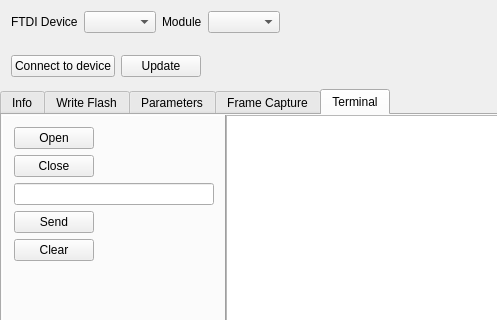
Before: the Qt Designer form FTDIDeviceControl/ftdidevicecontrol.ui in dzenmaster/FTDIDeviceControl, drawn with Qt 5; both pictures show x 0 to 497 and y 0 to 320 of the 719 by 514 pixel window.
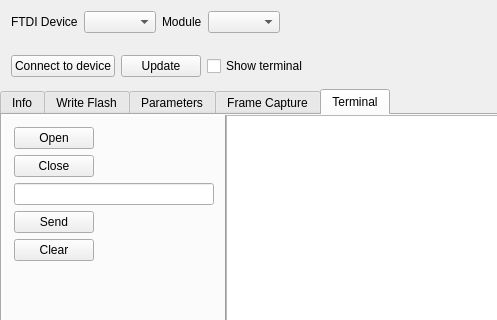
After: the same form once the commit is applied. The open tabs and pages were chosen to show the change. Icons and pictures are not drawn.

Commit message: Show/Hide Terminal

Diff of the .ui file:
```diff
--- a/FTDIDeviceControl/ftdidevicecontrol.ui
+++ b/FTDIDeviceControl/ftdidevicecontrol.ui
@@ -540,6 +540,13 @@
          </property>
         </widget>
        </item>
+       <item>
+        <widget class="QCheckBox" name="cbShowTerminal">
+         <property name="text">
+          <string>Show terminal</string>
+         </property>
+        </widget>
+       </item>
        <item>
         <spacer name="horizontalSpacer">
          <property name="orientation">
```
Left out of the diff: 4 changed lines with no effect on the pictures. The commit also changes 8 other files.
